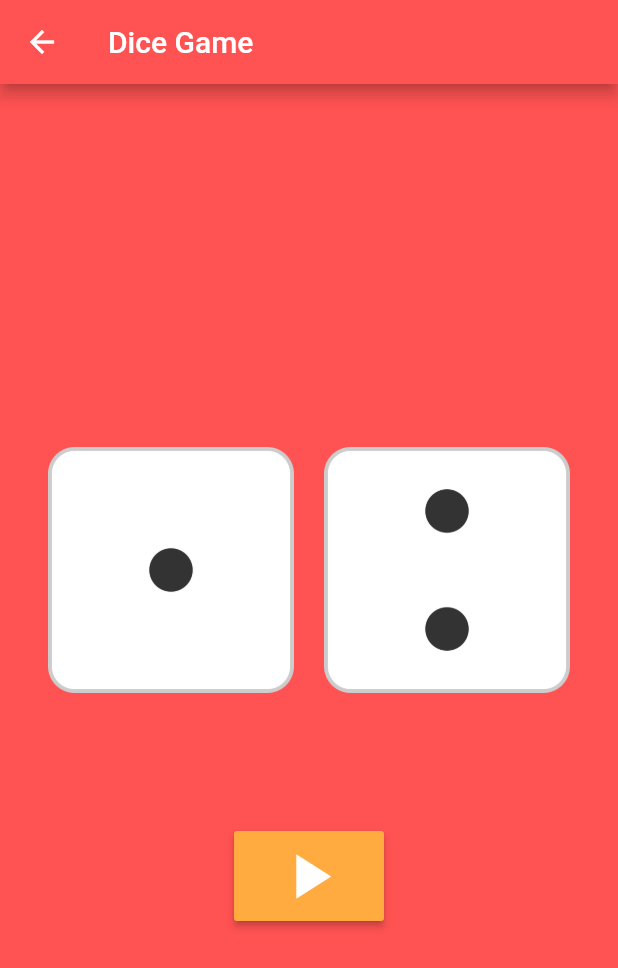
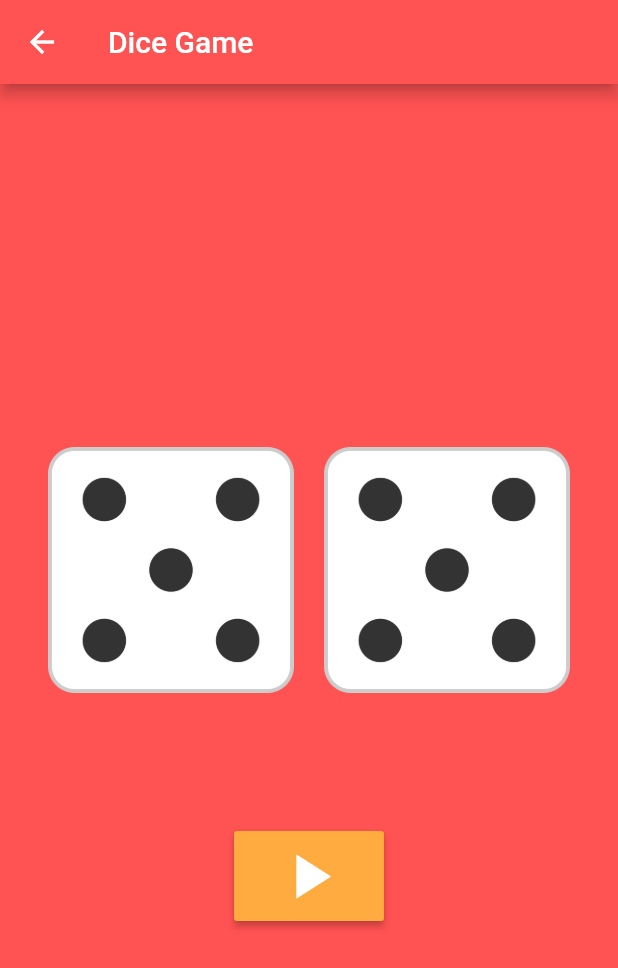
Before and after one commit to hypernova1/flutter_study, a Flutter app: the Dice screen opened directly, after a tap on the "play arrow" icon, on a phone screen of 412 x 824 dp. Shown: the top 968 px of the screen. Run offline on Flutter 3.47's test engine with Material 2 defaults, Android fonts, the phone set to English and light mode, and no system bars; our stand-ins replace carousel_slider, fluttertoast.

Commit message:
feat: 랜덤 이미지 렌더링 기능 추가

```diff
--- a/flutter_login/lib/dice.dart
+++ b/flutter_login/lib/dice.dart
@@ -1,4 +1,7 @@
+import 'dart:math';
+
 import 'package:flutter/material.dart';
+import 'package:fluttertoast/fluttertoast.dart';
 
 class Dice extends StatefulWidget {
   @override
@@ -6,6 +9,9 @@ class Dice extends StatefulWidget {
 }
 
 class _DiceState extends State<Dice> {
+  int leftDice = 1;
+  int rightDice = 1;
+
   @override
   Widget build(BuildContext context) {
     return Scaffold(
@@ -23,11 +29,11 @@ class _DiceState extends State<Dice> {
               child: Row(
                 mainAxisAlignment: MainAxisAlignment.center,
                 children: [
-                  Expanded(child: Image.asset('images/dice1.png')),
+                  Expanded(child: Image.asset('images/dice$leftDice.png')),
                   SizedBox(
                     width: 20,
                   ),
-                  Expanded(child: Image.asset('images/dice2.png')),
+                  Expanded(child: Image.asset('images/dice$rightDice.png')),
                 ],
               ),
             ),
@@ -36,7 +42,12 @@ class _DiceState extends State<Dice> {
                 minWidth: 100,
                 height: 60,
                 child: RaisedButton(
-                  onPressed: () {},
+                  onPressed: () {
+                    setState(() {
+                      leftDice = Random().nextInt(6) + 1;
+                      rightDice = Random().nextInt(6) + 1;
+                    });
+                  },
                   color: Colors.orangeAccent,
                   child: Icon(Icons.play_arrow, color: Colors.white, size: 50,),
                 ))
--- a/flutter_login/pubspec.yaml
+++ b/flutter_login/pubspec.yaml
@@ -23,6 +23,7 @@ environment:
 dependencies:
   flutter:
     sdk: flutter
+  fluttertoast:
 
 
   # The following adds the Cupertino Icons font to your application.
```
Also changed, not shown: 3 other files.
